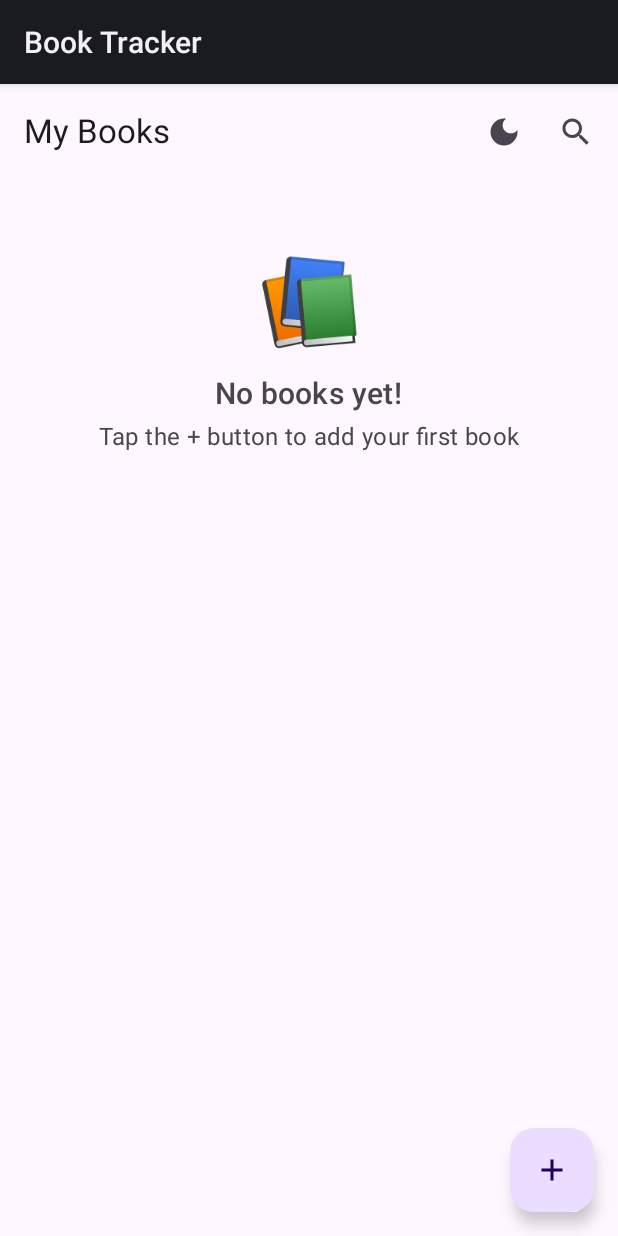
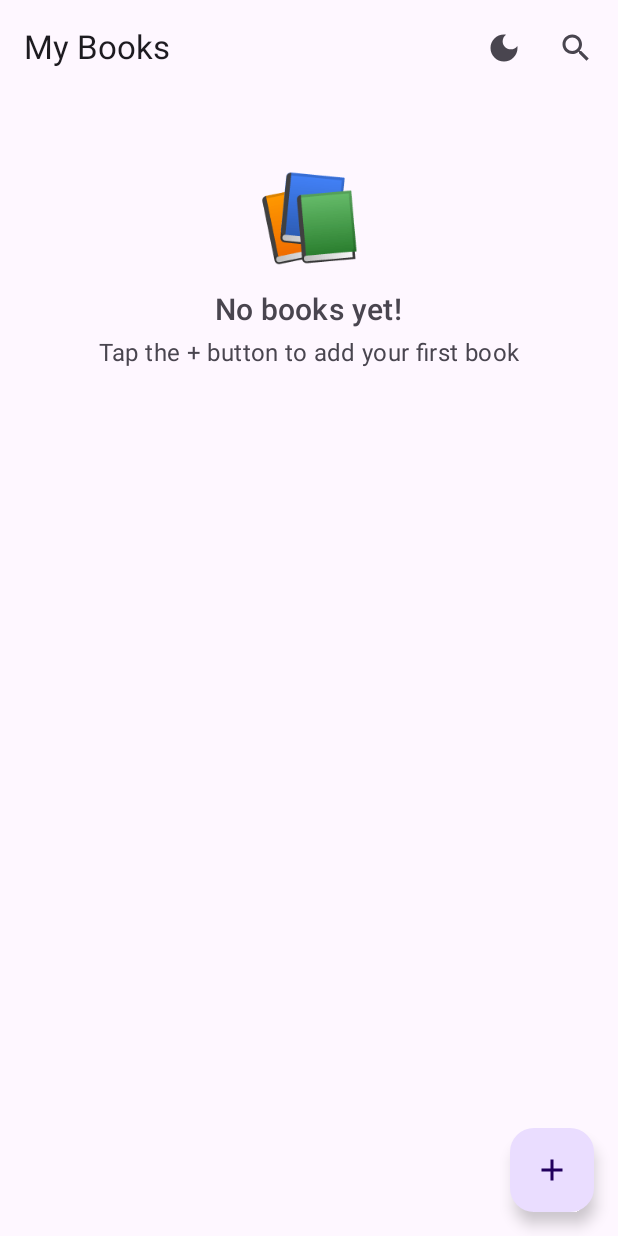
Before and after one commit to heshan8/CP3406_Assignment2_Project, an Android app built with Jetpack Compose: the screen it shows after launch (MainActivity), on a phone screen of 412 x 824 dp. Run offline under Robolectric (Android 15) with nearby library versions, the phone set to English and light mode, and no system bars; our stand-ins replace Room's generated code.

Commit message:
Fix splash screen to use NoActionBar theme

```diff
--- a/app/src/main/res/values/themes.xml
+++ b/app/src/main/res/values/themes.xml
@@ -1,10 +1,9 @@
 <?xml version="1.0" encoding="utf-8"?>
 <resources>
-
     <style name="Theme.BookTracker" parent="android:Theme.Material.Light.NoActionBar" />
     <style name="Theme.BookTracker.SplashScreen" parent="Theme.SplashScreen">
         <item name="windowSplashScreenBackground">@color/forest_green_light</item>
         <item name="windowSplashScreenAnimatedIcon">@drawable/splash_book_icon</item>
-        <item name="postSplashScreenTheme">@android:style/Theme.DeviceDefault</item>
+        <item name="postSplashScreenTheme">@style/Theme.BookTracker</item>
     </style>
 </resources>
```
